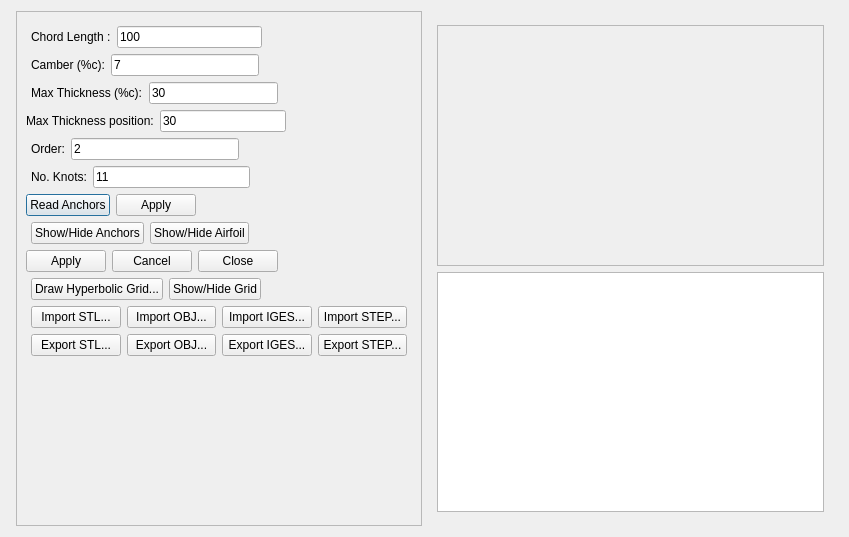
Above: dialogairfoildesigner.ui from appollosputnik/aerodynamicCodeBase before the change. Below: the same form after it.
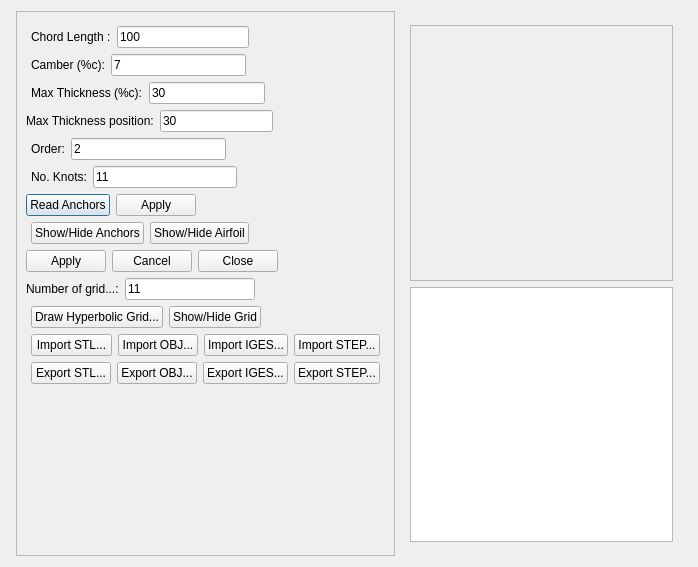
That is the form after the change.

What changed in the file:
```diff
--- a/dialogairfoildesigner.ui
+++ b/dialogairfoildesigner.ui
@@ -6,8 +6,8 @@
    <rect>
     <x>0</x>
     <y>0</y>
-    <width>849</width>
-    <height>537</height>
+    <width>698</width>
+    <height>567</height>
    </rect>
   </property>
   <property name="windowTitle">
@@ -33,7 +33,7 @@
           <x>0</x>
           <y>0</y>
           <width>420</width>
-          <height>515</height>
+          <height>524</height>
          </rect>
         </property>
         <layout class="QGridLayout" name="gridLayout">
@@ -367,6 +367,37 @@
              </item>
             </layout>
            </item>
+           <item>
+            <layout class="QHBoxLayout" name="horizontalLayout_14">
+             <item>
+              <widget class="QLabel" name="label_7">
+               <property name="text">
+                <string>Number of grid...:</string>
+               </property>
+              </widget>
+             </item>
+             <item>
+              <widget class="QLineEdit" name="lineEdit_nHGRID">
+               <property name="text">
+                <string>11</string>
+               </property>
+              </widget>
+             </item>
+             <item>
+              <spacer name="horizontalSpacer_11">
+               <property name="orientation">
+                <enum>Qt::Horizontal</enum>
+               </property>
+               <property name="sizeHint" stdset="0">
+                <size>
+                 <width>40</width>
+                 <height>20</height>
+                </size>
+               </property>
+              </spacer>
+             </item>
+            </layout>
+           </item>
            <item>
             <layout class="QHBoxLayout" name="horizontalLayout_10" stretch="0,0,0">
              <property name="leftMargin">
@@ -520,8 +551,8 @@
               <rect>
                <x>0</x>
                <y>0</y>
-               <width>371</width>
-               <height>240</height>
+               <width>237</width>
+               <height>255</height>
               </rect>
              </property>
             </widget>
```
